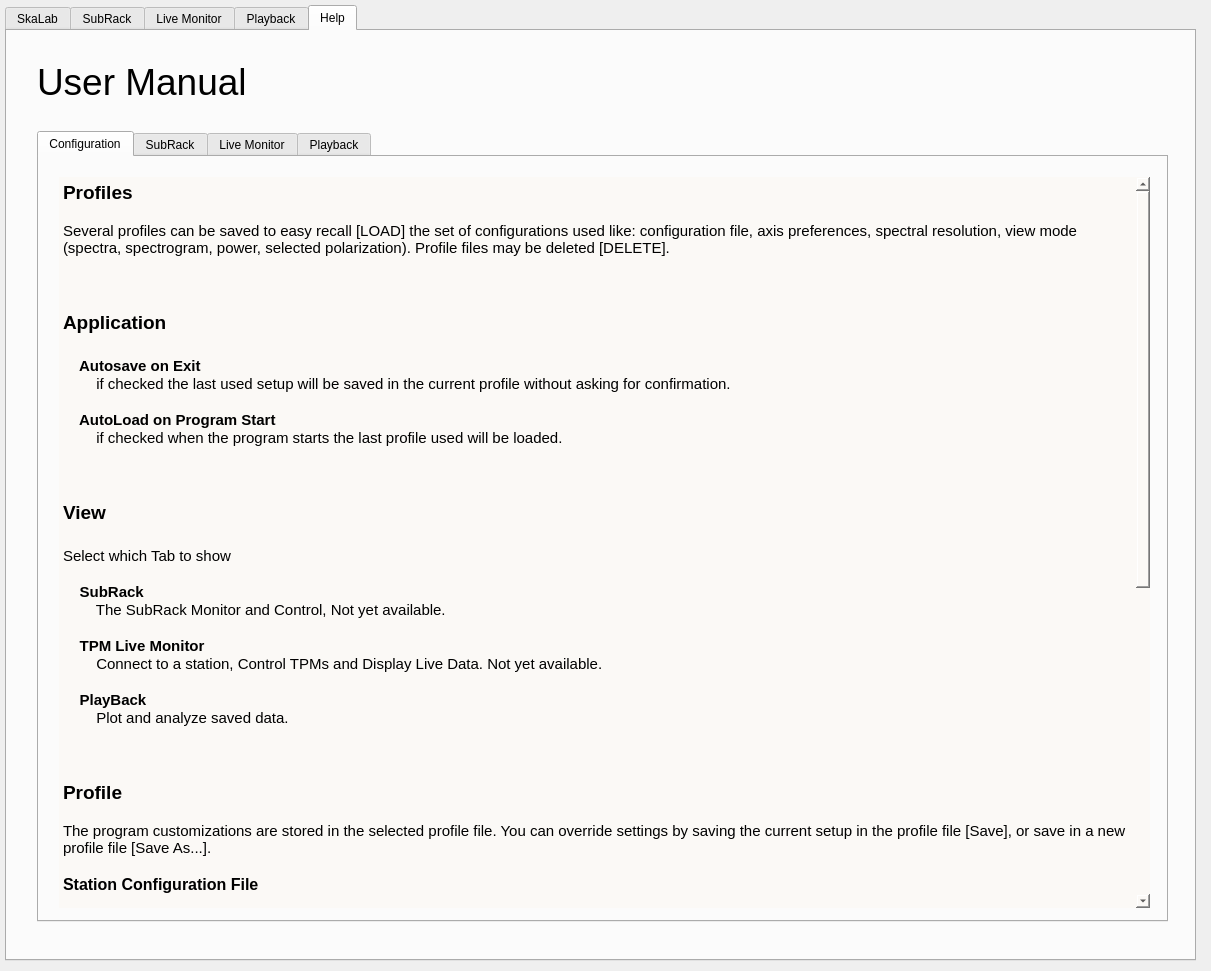
amattana/skalab, file skalab_main.ui: the form before one commit.
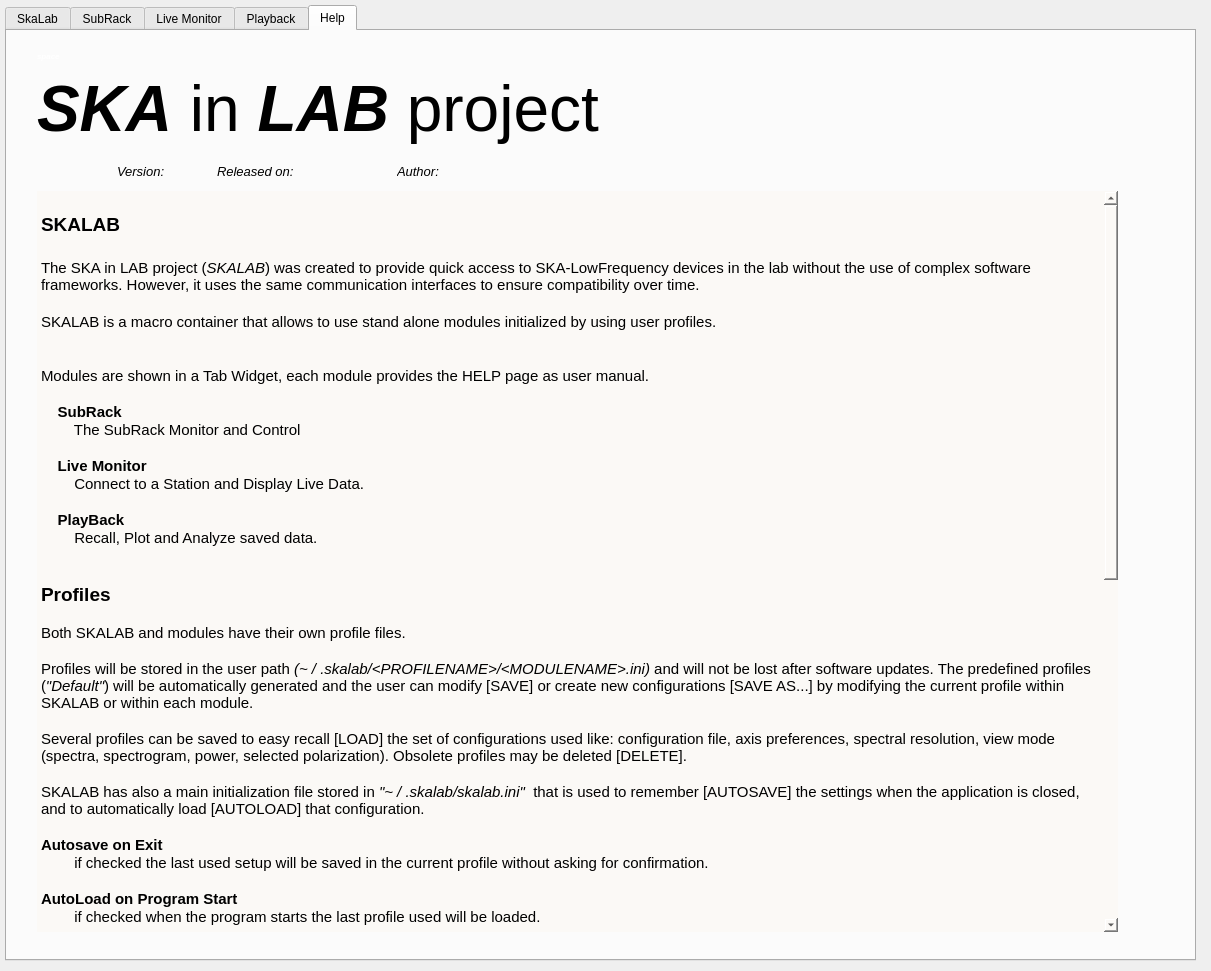
The form after the commit. The open tabs and pages were chosen to show the change.

Commit message: Adding some help info

Patch:
```diff
--- a/skalab_main.ui
+++ b/skalab_main.ui
@@ -602,13 +602,13 @@
      <property name="geometry">
       <rect>
        <x>30</x>
-       <y>30</y>
-       <width>241</width>
-       <height>71</height>
+       <y>20</y>
+       <width>591</width>
+       <height>111</height>
       </rect>
      </property>
      <property name="text">
-      <string>&lt;html&gt;&lt;head/&gt;&lt;body&gt;&lt;p&gt;&lt;span style=&quot; font-size:28pt;&quot;&gt;User Manual&lt;/span&gt;&lt;/p&gt;&lt;p&gt;&lt;br/&gt;&lt;/p&gt;&lt;/body&gt;&lt;/html&gt;</string>
+      <string>&lt;html&gt;&lt;head/&gt;&lt;body&gt;&lt;p&gt;&lt;span style=&quot; font-size:6pt; font-weight:600; font-style:italic; color:#ffffff;&quot;&gt;space &lt;/span&gt;&lt;/p&gt;&lt;p&gt;&lt;span style=&quot; font-size:48pt; font-weight:600; font-style:italic;&quot;&gt;SKA&lt;/span&gt;&lt;span style=&quot; font-size:48pt;&quot;&gt; in &lt;/span&gt;&lt;span style=&quot; font-size:48pt; font-weight:600; font-style:italic;&quot;&gt;LAB&lt;/span&gt;&lt;span style=&quot; font-size:48pt;&quot;&gt; project&lt;/span&gt;&lt;/p&gt;&lt;/body&gt;&lt;/html&gt;</string>
      </property>
      <property name="textFormat">
       <enum>Qt::AutoText</enum>
@@ -620,29 +620,13 @@
       <bool>false</bool>
      </property>
     </widget>
-    <widget class="QTabWidget" name="qtab_help">
-     <property name="geometry">
-      <rect>
-       <x>30</x>
-       <y>100</y>
-       <width>1131</width>
-       <height>791</height>
-      </rect>
-     </property>
-     <property name="currentIndex">
-      <number>0</number>
-     </property>
-     <widget class="QWidget" name="qtab_help_conf">
-      <attribute name="title">
-       <string>Configuration</string>
-      </attribute>
       <widget class="QTextEdit" name="textEdit">
        <property name="geometry">
         <rect>
-         <x>20</x>
-         <y>20</y>
-         <width>1091</width>
-         <height>731</height>
+       <x>30</x>
+       <y>160</y>
+       <width>1081</width>
+       <height>741</height>
         </rect>
        </property>
        <property name="autoFillBackground">
@@ -659,48 +643,53 @@
 &lt;html&gt;&lt;head&gt;&lt;meta name=&quot;qrichtext&quot; content=&quot;1&quot; /&gt;&lt;style type=&quot;text/css&quot;&gt;
 p, li { white-space: pre-wrap; }
 &lt;/style&gt;&lt;/head&gt;&lt;body style=&quot; font-family:'Ubuntu'; font-size:11pt; font-weight:400; font-style:normal;&quot;&gt;
+&lt;p style=&quot;-qt-paragraph-type:empty; margin-top:0px; margin-bottom:0px; margin-left:0px; margin-right:0px; -qt-block-indent:0; text-indent:0px;&quot;&gt;&lt;br /&gt;&lt;/p&gt;
+&lt;p style=&quot; margin-top:0px; margin-bottom:0px; margin-left:0px; margin-right:0px; -qt-block-indent:0; text-indent:0px;&quot;&gt;&lt;span style=&quot; font-size:14pt; font-weight:600;&quot;&gt;SKALAB&lt;/span&gt;&lt;/p&gt;
+&lt;p style=&quot;-qt-paragraph-type:empty; margin-top:0px; margin-bottom:0px; margin-left:0px; margin-right:0px; -qt-block-indent:0; text-indent:0px; font-size:14pt; font-weight:600;&quot;&gt;&lt;br /&gt;&lt;/p&gt;
+&lt;p style=&quot; margin-top:0px; margin-bottom:0px; margin-left:0px; margin-right:0px; -qt-block-indent:0; text-indent:0px;&quot;&gt;The&lt;span style=&quot; font-style:italic;&quot;&gt; &lt;/span&gt;SKA in LAB project&lt;span style=&quot; font-style:italic;&quot;&gt; &lt;/span&gt;(&lt;span style=&quot; font-style:italic;&quot;&gt;SKALAB&lt;/span&gt;) was created to provide quick access to SKA-LowFrequency devices in the lab without the use of complex software frameworks. However, it uses the same communication interfaces to ensure compatibility over time.&lt;/p&gt;
+&lt;p style=&quot;-qt-paragraph-type:empty; margin-top:0px; margin-bottom:0px; margin-left:0px; margin-right:0px; -qt-block-indent:0; text-indent:0px; font-size:12pt; font-weight:600;&quot;&gt;&lt;br /&gt;&lt;/p&gt;
+&lt;p style=&quot; margin-top:0px; margin-bottom:0px; margin-left:0px; margin-right:0px; -qt-block-indent:0; text-indent:0px;&quot;&gt;SKALAB&lt;span style=&quot; font-weight:600;&quot;&gt; &lt;/span&gt;is a macro container that allows to use stand alone modules initialized by using user profiles.&lt;/p&gt;
+&lt;p style=&quot;-qt-paragraph-type:empty; margin-top:0px; margin-bottom:0px; margin-left:0px; margin-right:0px; -qt-block-indent:0; text-indent:0px;&quot;&gt;&lt;br /&gt;&lt;/p&gt;
+&lt;p style=&quot;-qt-paragraph-type:empty; margin-top:0px; margin-bottom:0px; margin-left:0px; margin-right:0px; -qt-block-indent:0; text-indent:0px;&quot;&gt;&lt;br /&gt;&lt;/p&gt;
+&lt;p style=&quot; margin-top:0px; margin-bottom:0px; margin-left:0px; margin-right:0px; -qt-block-indent:0; text-indent:0px;&quot;&gt;Modules are shown in a Tab Widget, each module provides the HELP page as user manual.&lt;/p&gt;
+&lt;p style=&quot;-qt-paragraph-type:empty; margin-top:0px; margin-bottom:0px; margin-left:0px; margin-right:0px; -qt-block-indent:0; text-indent:0px;&quot;&gt;&lt;br /&gt;&lt;/p&gt;
+&lt;p style=&quot; margin-top:0px; margin-bottom:0px; margin-left:0px; margin-right:0px; -qt-block-indent:0; text-indent:0px;&quot;&gt;    &lt;span style=&quot; font-weight:600;&quot;&gt;SubRack&lt;/span&gt;&lt;/p&gt;
+&lt;p style=&quot; margin-top:0px; margin-bottom:0px; margin-left:0px; margin-right:0px; -qt-block-indent:0; text-indent:0px;&quot;&gt;        The SubRack Monitor and Control&lt;/p&gt;
+&lt;p style=&quot;-qt-paragraph-type:empty; margin-top:0px; margin-bottom:0px; margin-left:0px; margin-right:0px; -qt-block-indent:0; text-indent:0px;&quot;&gt;&lt;br /&gt;&lt;/p&gt;
+&lt;p style=&quot; margin-top:0px; margin-bottom:0px; margin-left:0px; margin-right:0px; -qt-block-indent:0; text-indent:0px;&quot;&gt;&lt;span style=&quot; font-weight:600;&quot;&gt;    Live Monitor&lt;/span&gt;&lt;/p&gt;
+&lt;p style=&quot; margin-top:0px; margin-bottom:0px; margin-left:0px; margin-right:0px; -qt-block-indent:0; text-indent:0px;&quot;&gt;        Connect to a Station and Display Live Data.&lt;/p&gt;
+&lt;p style=&quot;-qt-paragraph-type:empty; margin-top:0px; margin-bottom:0px; margin-left:0px; margin-right:0px; -qt-block-indent:0; text-indent:0px;&quot;&gt;&lt;br /&gt;&lt;/p&gt;
+&lt;p style=&quot; margin-top:0px; margin-bottom:0px; margin-left:0px; margin-right:0px; -qt-block-indent:0; text-indent:0px;&quot;&gt;    &lt;span style=&quot; font-weight:600;&quot;&gt;PlayBack&lt;/span&gt;&lt;/p&gt;
+&lt;p style=&quot; margin-top:0px; margin-bottom:0px; margin-left:0px; margin-right:0px; -qt-block-indent:0; text-indent:0px;&quot;&gt;        Recall, Plot and Analyze saved data.&lt;/p&gt;
+&lt;p style=&quot;-qt-paragraph-type:empty; margin-top:0px; margin-bottom:0px; margin-left:0px; margin-right:0px; -qt-block-indent:0; text-indent:0px;&quot;&gt;&lt;br /&gt;&lt;/p&gt;
+&lt;p style=&quot;-qt-paragraph-type:empty; margin-top:0px; margin-bottom:0px; margin-left:0px; margin-right:0px; -qt-block-indent:0; text-indent:0px;&quot;&gt;&lt;br /&gt;&lt;/p&gt;
 &lt;p style=&quot; margin-top:0px; margin-bottom:0px; margin-left:0px; margin-right:0px; -qt-block-indent:0; text-indent:0px;&quot;&gt;&lt;span style=&quot; font-size:14pt; font-weight:600;&quot;&gt;Profiles&lt;/span&gt;&lt;span style=&quot; font-weight:600;&quot;&gt; &lt;/span&gt;&lt;/p&gt;
 &lt;p style=&quot;-qt-paragraph-type:empty; margin-top:0px; margin-bottom:0px; margin-left:0px; margin-right:0px; -qt-block-indent:0; text-indent:0px; font-weight:600;&quot;&gt;&lt;br /&gt;&lt;/p&gt;
-&lt;p style=&quot; margin-top:0px; margin-bottom:0px; margin-left:0px; margin-right:0px; -qt-block-indent:0; text-indent:0px;&quot;&gt;Several profiles can be saved to easy recall [LOAD] the set of configurations used like: configuration file, axis preferences, spectral resolution, view mode (spectra, spectrogram, power, selected polarization). Profile files may be deleted [DELETE].&lt;/p&gt;
+&lt;p style=&quot; margin-top:0px; margin-bottom:0px; margin-left:0px; margin-right:0px; -qt-block-indent:0; text-indent:0px;&quot;&gt;Both SKALAB and modules have their own profile files.&lt;/p&gt;
 &lt;p style=&quot;-qt-paragraph-type:empty; margin-top:0px; margin-bottom:0px; margin-left:0px; margin-right:0px; -qt-block-indent:0; text-indent:0px;&quot;&gt;&lt;br /&gt;&lt;/p&gt;
+&lt;p style=&quot; margin-top:0px; margin-bottom:0px; margin-left:0px; margin-right:0px; -qt-block-indent:0; text-indent:0px;&quot;&gt;Profiles will be stored in the user path &lt;span style=&quot; font-style:italic;&quot;&gt;(~ / .skalab/&amp;lt;PROFILENAME&amp;gt;/&amp;lt;MODULENAME&amp;gt;.ini)&lt;/span&gt; and will not be lost after software updates. The predefined profiles (&lt;span style=&quot; font-style:italic;&quot;&gt;&amp;quot;Default&amp;quot;&lt;/span&gt;) will be automatically generated and the user can modify [SAVE] or create new configurations [SAVE AS...] by modifying the current profile within SKALAB or within each module.&lt;/p&gt;
+&lt;p style=&quot;-qt-paragraph-type:empty; margin-top:0px; margin-bottom:0px; margin-left:0px; margin-right:0px; -qt-block-indent:0; text-indent:0px; font-weight:600;&quot;&gt;&lt;br /&gt;&lt;/p&gt;
+&lt;p style=&quot; margin-top:0px; margin-bottom:0px; margin-left:0px; margin-right:0px; -qt-block-indent:0; text-indent:0px;&quot;&gt;Several profiles can be saved to easy recall [LOAD] the set of configurations used like: configuration file, axis preferences, spectral resolution, view mode (spectra, spectrogram, power, selected polarization). Obsolete profiles may be deleted [DELETE].&lt;/p&gt;
 &lt;p style=&quot;-qt-paragraph-type:empty; margin-top:0px; margin-bottom:0px; margin-left:0px; margin-right:0px; -qt-block-indent:0; text-indent:0px;&quot;&gt;&lt;br /&gt;&lt;/p&gt;
+&lt;p style=&quot; margin-top:0px; margin-bottom:0px; margin-left:0px; margin-right:0px; -qt-block-indent:0; text-indent:0px;&quot;&gt;SKALAB has also a main initialization file stored in &lt;span style=&quot; font-style:italic;&quot;&gt;&amp;quot;~ / .skalab/skalab.ini&amp;quot; &lt;/span&gt; that is used to remember [AUTOSAVE] the settings when the application is closed, and to automatically load [AUTOLOAD] that configuration.&lt;/p&gt;
 &lt;p style=&quot;-qt-paragraph-type:empty; margin-top:0px; margin-bottom:0px; margin-left:0px; margin-right:0px; -qt-block-indent:0; text-indent:0px;&quot;&gt;&lt;br /&gt;&lt;/p&gt;
-&lt;p style=&quot; margin-top:0px; margin-bottom:0px; margin-left:0px; margin-right:0px; -qt-block-indent:0; text-indent:0px;&quot;&gt;&lt;span style=&quot; font-size:14pt; font-weight:600;&quot;&gt;Application&lt;/span&gt;&lt;/p&gt;
-&lt;p style=&quot;-qt-paragraph-type:empty; margin-top:0px; margin-bottom:0px; margin-left:0px; margin-right:0px; -qt-block-indent:0; text-indent:0px; font-size:14pt; font-weight:600;&quot;&gt;&lt;br /&gt;&lt;/p&gt;
-&lt;p style=&quot; margin-top:0px; margin-bottom:0px; margin-left:0px; margin-right:0px; -qt-block-indent:0; text-indent:0px;&quot;&gt;&lt;span style=&quot; font-weight:600;&quot;&gt;    Autosave on Exit&lt;/span&gt;&lt;/p&gt;
+&lt;p style=&quot; margin-top:0px; margin-bottom:0px; margin-left:0px; margin-right:0px; -qt-block-indent:0; text-indent:0px;&quot;&gt;&lt;span style=&quot; font-weight:600;&quot;&gt;Autosave on Exit&lt;/span&gt;&lt;/p&gt;
 &lt;p style=&quot; margin-top:0px; margin-bottom:0px; margin-left:0px; margin-right:0px; -qt-block-indent:0; text-indent:0px;&quot;&gt;        if checked the last used setup will be saved in the current profile without asking for confirmation.&lt;/p&gt;
 &lt;p style=&quot;-qt-paragraph-type:empty; margin-top:0px; margin-bottom:0px; margin-left:0px; margin-right:0px; -qt-block-indent:0; text-indent:0px;&quot;&gt;&lt;br /&gt;&lt;/p&gt;
-&lt;p style=&quot; margin-top:0px; margin-bottom:0px; margin-left:0px; margin-right:0px; -qt-block-indent:0; text-indent:0px;&quot;&gt;&lt;span style=&quot; font-weight:600;&quot;&gt;    AutoLoad on Program Start&lt;/span&gt;&lt;/p&gt;
+&lt;p style=&quot; margin-top:0px; margin-bottom:0px; margin-left:0px; margin-right:0px; -qt-block-indent:0; text-indent:0px;&quot;&gt;&lt;span style=&quot; font-weight:600;&quot;&gt;AutoLoad on Program Start&lt;/span&gt;&lt;/p&gt;
 &lt;p style=&quot; margin-top:0px; margin-bottom:0px; margin-left:0px; margin-right:0px; -qt-block-indent:0; text-indent:0px;&quot;&gt;        if checked when the program starts the last profile used will be loaded.&lt;/p&gt;
 &lt;p style=&quot;-qt-paragraph-type:empty; margin-top:0px; margin-bottom:0px; margin-left:0px; margin-right:0px; -qt-block-indent:0; text-indent:0px;&quot;&gt;&lt;br /&gt;&lt;/p&gt;
 &lt;p style=&quot;-qt-paragraph-type:empty; margin-top:0px; margin-bottom:0px; margin-left:0px; margin-right:0px; -qt-block-indent:0; text-indent:0px;&quot;&gt;&lt;br /&gt;&lt;/p&gt;
 &lt;p style=&quot;-qt-paragraph-type:empty; margin-top:0px; margin-bottom:0px; margin-left:0px; margin-right:0px; -qt-block-indent:0; text-indent:0px;&quot;&gt;&lt;br /&gt;&lt;/p&gt;
-&lt;p style=&quot; margin-top:0px; margin-bottom:0px; margin-left:0px; margin-right:0px; -qt-block-indent:0; text-indent:0px;&quot;&gt;&lt;span style=&quot; font-size:14pt; font-weight:600;&quot;&gt;View&lt;/span&gt;&lt;/p&gt;
-&lt;p style=&quot;-qt-paragraph-type:empty; margin-top:0px; margin-bottom:0px; margin-left:0px; margin-right:0px; -qt-block-indent:0; text-indent:0px; font-size:14pt; font-weight:600;&quot;&gt;&lt;br /&gt;&lt;/p&gt;
-&lt;p style=&quot; margin-top:0px; margin-bottom:0px; margin-left:0px; margin-right:0px; -qt-block-indent:0; text-indent:0px;&quot;&gt;Select which Tab to show&lt;/p&gt;
-&lt;p style=&quot;-qt-paragraph-type:empty; margin-top:0px; margin-bottom:0px; margin-left:0px; margin-right:0px; -qt-block-indent:0; text-indent:0px;&quot;&gt;&lt;br /&gt;&lt;/p&gt;
-&lt;p style=&quot; margin-top:0px; margin-bottom:0px; margin-left:0px; margin-right:0px; -qt-block-indent:0; text-indent:0px;&quot;&gt;    &lt;span style=&quot; font-weight:600;&quot;&gt;SubRack&lt;/span&gt;&lt;/p&gt;
-&lt;p style=&quot; margin-top:0px; margin-bottom:0px; margin-left:0px; margin-right:0px; -qt-block-indent:0; text-indent:0px;&quot;&gt;        The SubRack Monitor and Control, Not yet available.&lt;/p&gt;
-&lt;p style=&quot;-qt-paragraph-type:empty; margin-top:0px; margin-bottom:0px; margin-left:0px; margin-right:0px; -qt-block-indent:0; text-indent:0px;&quot;&gt;&lt;br /&gt;&lt;/p&gt;
-&lt;p style=&quot; margin-top:0px; margin-bottom:0px; margin-left:0px; margin-right:0px; -qt-block-indent:0; text-indent:0px;&quot;&gt;&lt;span style=&quot; font-weight:600;&quot;&gt;    TPM Live Monitor&lt;/span&gt;&lt;/p&gt;
-&lt;p style=&quot; margin-top:0px; margin-bottom:0px; margin-left:0px; margin-right:0px; -qt-block-indent:0; text-indent:0px;&quot;&gt;        Connect to a station, Control TPMs and Display Live Data. Not yet available.&lt;/p&gt;
-&lt;p style=&quot;-qt-paragraph-type:empty; margin-top:0px; margin-bottom:0px; margin-left:0px; margin-right:0px; -qt-block-indent:0; text-indent:0px;&quot;&gt;&lt;br /&gt;&lt;/p&gt;
-&lt;p style=&quot; margin-top:0px; margin-bottom:0px; margin-left:0px; margin-right:0px; -qt-block-indent:0; text-indent:0px;&quot;&gt;    &lt;span style=&quot; font-weight:600;&quot;&gt;PlayBack&lt;/span&gt;&lt;/p&gt;
-&lt;p style=&quot; margin-top:0px; margin-bottom:0px; margin-left:0px; margin-right:0px; -qt-block-indent:0; text-indent:0px;&quot;&gt;        Plot and analyze saved data.&lt;/p&gt;
-&lt;p style=&quot;-qt-paragraph-type:empty; margin-top:0px; margin-bottom:0px; margin-left:0px; margin-right:0px; -qt-block-indent:0; text-indent:0px;&quot;&gt;&lt;br /&gt;&lt;/p&gt;
-&lt;p style=&quot;-qt-paragraph-type:empty; margin-top:0px; margin-bottom:0px; margin-left:0px; margin-right:0px; -qt-block-indent:0; text-indent:0px;&quot;&gt;&lt;br /&gt;&lt;/p&gt;
-&lt;p style=&quot;-qt-paragraph-type:empty; margin-top:0px; margin-bottom:0px; margin-left:0px; margin-right:0px; -qt-block-indent:0; text-indent:0px;&quot;&gt;&lt;br /&gt;&lt;/p&gt;
-&lt;p style=&quot; margin-top:0px; margin-bottom:0px; margin-left:0px; margin-right:0px; -qt-block-indent:0; text-indent:0px;&quot;&gt;&lt;span style=&quot; font-size:14pt; font-weight:600;&quot;&gt;Profile&lt;/span&gt;&lt;/p&gt;
-&lt;p style=&quot;-qt-paragraph-type:empty; margin-top:0px; margin-bottom:0px; margin-left:0px; margin-right:0px; -qt-block-indent:0; text-indent:0px;&quot;&gt;&lt;br /&gt;&lt;/p&gt;
-&lt;p style=&quot; margin-top:0px; margin-bottom:0px; margin-left:0px; margin-right:0px; -qt-block-indent:0; text-indent:0px;&quot;&gt;The program customizations are stored in the selected profile file. You can override settings by saving the current setup in the profile file [Save], or save in a new profile file [Save As...].&lt;/p&gt;
-&lt;p style=&quot;-qt-paragraph-type:empty; margin-top:0px; margin-bottom:0px; margin-left:0px; margin-right:0px; -qt-block-indent:0; text-indent:0px;&quot;&gt;&lt;br /&gt;&lt;/p&gt;
-&lt;p style=&quot; margin-top:0px; margin-bottom:0px; margin-left:0px; margin-right:0px; -qt-block-indent:0; text-indent:0px;&quot;&gt;&lt;span style=&quot; font-size:12pt; font-weight:600;&quot;&gt;Station Configuration File&lt;/span&gt;&lt;/p&gt;
+&lt;p style=&quot; margin-top:0px; margin-bottom:0px; margin-left:0px; margin-right:0px; -qt-block-indent:0; text-indent:0px;&quot;&gt;&lt;span style=&quot; font-size:14pt; font-weight:600;&quot;&gt;Station Configuration&lt;/span&gt;&lt;/p&gt;
 &lt;p style=&quot;-qt-paragraph-type:empty; margin-top:0px; margin-bottom:0px; margin-left:0px; margin-right:0px; -qt-block-indent:0; text-indent:0px; font-weight:600;&quot;&gt;&lt;br /&gt;&lt;/p&gt;
-&lt;p style=&quot; margin-top:0px; margin-bottom:0px; margin-left:0px; margin-right:0px; -qt-block-indent:0; text-indent:0px;&quot;&gt;This file load the station configuration. Most of the elements are just shown in the tables and not used by this software. Some of them are needed to know from which TPM data is taken. &lt;/p&gt;
+&lt;p style=&quot; margin-top:0px; margin-bottom:0px; margin-left:0px; margin-right:0px; -qt-block-indent:0; text-indent:0px;&quot;&gt;AAVS-SYSTEM allows to interact to a single TPM board (Tile) or to a set of board forming a STATION. How the station will be formed and configured is defined in a YAML file.&lt;/p&gt;
 &lt;p style=&quot;-qt-paragraph-type:empty; margin-top:0px; margin-bottom:0px; margin-left:0px; margin-right:0px; -qt-block-indent:0; text-indent:0px;&quot;&gt;&lt;br /&gt;&lt;/p&gt;
-&lt;p style=&quot; margin-top:0px; margin-bottom:0px; margin-left:0px; margin-right:0px; -qt-block-indent:0; text-indent:0px;&quot;&gt;You can choose a different config file [BROWSE] and load that configuration [SETUP].&lt;/p&gt;
+&lt;p style=&quot; margin-top:0px; margin-bottom:0px; margin-left:0px; margin-right:0px; -qt-block-indent:0; text-indent:0px;&quot;&gt;SKALAB let the user to select [BROWSE] a configuration file, but not to modified it. The user needs to LOAD the configuration file to use it in SKALAB and in the Modules. However, the user can define some parameters overriding them.&lt;/p&gt;
 &lt;p style=&quot;-qt-paragraph-type:empty; margin-top:0px; margin-bottom:0px; margin-left:0px; margin-right:0px; -qt-block-indent:0; text-indent:0px;&quot;&gt;&lt;br /&gt;&lt;/p&gt;
-&lt;p style=&quot; margin-top:0px; margin-bottom:0px; margin-left:0px; margin-right:0px; -qt-block-indent:0; text-indent:0px;&quot;&gt;While the TPMs forming the station are defined here, It is not guaranteed that stored data has been taken by using all the parameters found in this initialization setup, this is just the configuration of the station initialization (some parameters might be changed by direct commands). The metadata stored in the HDF5 output files may help.&lt;/p&gt;
+&lt;p style=&quot;-qt-paragraph-type:empty; margin-top:0px; margin-bottom:0px; margin-left:0px; margin-right:0px; -qt-block-indent:0; text-indent:0px;&quot;&gt;&lt;br /&gt;&lt;/p&gt;
+&lt;p style=&quot;-qt-paragraph-type:empty; margin-top:0px; margin-bottom:0px; margin-left:0px; margin-right:0px; -qt-block-indent:0; text-indent:0px;&quot;&gt;&lt;br /&gt;&lt;/p&gt;
+&lt;p style=&quot; margin-top:0px; margin-bottom:0px; margin-left:0px; margin-right:0px; -qt-block-indent:0; text-indent:0px;&quot;&gt;The metadata stored in the HDF5 output files may help.&lt;/p&gt;
 &lt;p style=&quot;-qt-paragraph-type:empty; margin-top:0px; margin-bottom:0px; margin-left:0px; margin-right:0px; -qt-block-indent:0; text-indent:0px;&quot;&gt;&lt;br /&gt;&lt;/p&gt;
 &lt;p style=&quot;-qt-paragraph-type:empty; margin-top:0px; margin-bottom:0px; margin-left:0px; margin-right:0px; -qt-block-indent:0; text-indent:0px;&quot;&gt;&lt;br /&gt;&lt;/p&gt;
 &lt;p style=&quot; margin-top:0px; margin-bottom:0px; margin-left:0px; margin-right:0px; -qt-block-indent:0; text-indent:0px;&quot;&gt;&lt;span style=&quot; font-weight:600;&quot;&gt;Bitfile&lt;/span&gt;&lt;/p&gt;
@@ -726,112 +715,81 @@
 &lt;p style=&quot;-qt-paragraph-type:empty; margin-top:0px; margin-bottom:0px; margin-left:0px; margin-right:0px; -qt-block-indent:0; text-indent:0px;&quot;&gt;&lt;br /&gt;&lt;/p&gt;&lt;/body&gt;&lt;/html&gt;</string>
        </property>
       </widget>
-     </widget>
-     <widget class="QWidget" name="qtab_help_subrack">
-      <attribute name="title">
-       <string>SubRack</string>
-      </attribute>
-      <widget class="QTextEdit" name="textEdit_3">
+    <widget class="QWidget" name="qwpics_help" native="true">
+     <property name="geometry">
+      <rect>
+       <x>620</x>
+       <y>10</y>
+       <width>491</width>
+       <height>122</height>
+      </rect>
+     </property>
+    </widget>
+    <widget class="QLabel" name="qlabel_sw_version">
        <property name="geometry">
         <rect>
-         <x>20</x>
-         <y>20</y>
-         <width>1091</width>
-         <height>731</height>
-        </rect>
-       </property>
-       <property name="autoFillBackground">
-        <bool>false</bool>
-       </property>
-       <property name="styleSheet">
-        <string notr="true">background-color: rgb(251, 249, 246);</string>
-       </property>
-       <property name="frameShape">
-        <enum>QFrame::NoFrame</enum>
-       </property>
-       <property name="html">
-        <string>&lt;!DOCTYPE HTML PUBLIC &quot;-//W3C//DTD HTML 4.0//EN&quot; &quot;http://www.w3.org/TR/REC-html40/strict.dtd&quot;&gt;
-&lt;html&gt;&lt;head&gt;&lt;meta name=&quot;qrichtext&quot; content=&quot;1&quot; /&gt;&lt;style type=&quot;text/css&quot;&gt;
-p, li { white-space: pre-wrap; }
-&lt;/style&gt;&lt;/head&gt;&lt;body style=&quot; font-family:'Ubuntu'; font-size:11pt; font-weight:400; font-style:normal;&quot;&gt;
-&lt;p style=&quot; margin-top:0px; margin-bottom:0px; margin-left:0px; margin-right:0px; -qt-block-indent:0; text-indent:0px;&quot;&gt;&lt;span style=&quot; font-size:14pt; font-weight:600;&quot;&gt;SubRack&lt;/span&gt;&lt;/p&gt;
-&lt;p style=&quot;-qt-paragraph-type:empty; margin-top:0px; margin-bottom:0px; margin-left:0px; margin-right:0px; -qt-block-indent:0; text-indent:0px; font-size:14pt; font-weight:600;&quot;&gt;&lt;br /&gt;&lt;/p&gt;
-&lt;p style=&quot; margin-top:0px; margin-bottom:0px; margin-left:0px; margin-right:0px; -qt-block-indent:0; text-indent:0px;&quot;&gt;Not yet implemented &lt;/p&gt;
-&lt;p style=&quot;-qt-paragraph-type:empty; margin-top:0px; margin-bottom:0px; margin-left:0px; margin-right:0px; -qt-block-indent:0; text-indent:0px; font-weight:600;&quot;&gt;&lt;br /&gt;&lt;/p&gt;
-&lt;p style=&quot;-qt-paragraph-type:empty; margin-top:0px; margin-bottom:0px; margin-left:0px; margin-right:0px; -qt-block-indent:0; text-indent:0px;&quot;&gt;&lt;br /&gt;&lt;/p&gt;&lt;/body&gt;&lt;/html&gt;</string>
-       </property>
-      </widget>
-     </widget>
-     <widget class="QWidget" name="qtab_help_live">
-      <attribute name="title">
-       <string>Live Monitor</string>
-      </attribute>
-      <widget class="QTextEdit" name="textEdit_4">
+       <x>110</x>
+       <y>130</y>
+       <width>81</width>
+       <height>21</height>
+      </rect>
+     </property>
+     <property name="font">
+      <font>
+       <pointsize>10</pointsize>
+       <italic>true</italic>
+      </font>
+     </property>
+     <property name="text">
+      <string>Version: </string>
+     </property>
+     <property name="alignment">
+      <set>Qt::AlignLeading|Qt::AlignLeft|Qt::AlignVCenter</set>
+     </property>
+    </widget>
+    <widget class="QLabel" name="qlabel_sw_release">
        <property name="geometry">
         <rect>
-         <x>20</x>
-         <y>20</y>
-         <width>1091</width>
-         <height>731</height>
-        </rect>
-       </property>
-       <property name="autoFillBackground">
-        <bool>false</bool>
-       </property>
-       <property name="styleSheet">
-        <string notr="true">background-color: rgb(251, 249, 246);</string>
-       </property>
-       <property name="frameShape">
-        <enum>QFrame::NoFrame</enum>
-       </property>
-       <property name="html">
-        <string>&lt;!DOCTYPE HTML PUBLIC &quot;-//W3C//DTD HTML 4.0//EN&quot; &quot;http://www.w3.org/TR/REC-html40/strict.dtd&quot;&gt;
-&lt;html&gt;&lt;head&gt;&lt;meta name=&quot;qrichtext&quot; content=&quot;1&quot; /&gt;&lt;style type=&quot;text/css&quot;&gt;
-p, li { white-space: pre-wrap; }
-&lt;/style&gt;&lt;/head&gt;&lt;body style=&quot; font-family:'Ubuntu'; font-size:11pt; font-weight:400; font-style:normal;&quot;&gt;
-&lt;p style=&quot; margin-top:0px; margin-bottom:0px; margin-left:0px; margin-right:0px; -qt-block-indent:0; text-indent:0px;&quot;&gt;&lt;span style=&quot; font-size:14pt; font-weight:600;&quot;&gt;Live Monitor&lt;/span&gt;&lt;/p&gt;
-&lt;p style=&quot;-qt-paragraph-type:empty; margin-top:0px; margin-bottom:0px; margin-left:0px; margin-right:0px; -qt-block-indent:0; text-indent:0px; font-size:14pt; font-weight:600;&quot;&gt;&lt;br /&gt;&lt;/p&gt;
-&lt;p style=&quot; margin-top:0px; margin-bottom:0px; margin-left:0px; margin-right:0px; -qt-block-indent:0; text-indent:0px;&quot;&gt;Not yet implemented &lt;/p&gt;
-&lt;p style=&quot;-qt-paragraph-type:empty; margin-top:0px; margin-bottom:0px; margin-left:0px; margin-right:0px; -qt-block-indent:0; text-indent:0px; font-weight:600;&quot;&gt;&lt;br /&gt;&lt;/p&gt;
-&lt;p style=&quot;-qt-paragraph-type:empty; margin-top:0px; margin-bottom:0px; margin-left:0px; margin-right:0px; -qt-block-indent:0; text-indent:0px;&quot;&gt;&lt;br /&gt;&lt;/p&gt;&lt;/body&gt;&lt;/html&gt;</string>
-       </property>
-      </widget>
-     </widget>
-     <widget class="QWidget" name="qtab_help_playback">
-      <attribute name="title">
-       <string>Playback</string>
-      </attribute>
-      <widget class="QTextEdit" name="textEdit_5">
+       <x>210</x>
+       <y>130</y>
+       <width>161</width>
+       <height>21</height>
+      </rect>
+     </property>
+     <property name="font">
+      <font>
+       <pointsize>10</pointsize>
+       <italic>true</italic>
+      </font>
+     </property>
+     <property name="text">
+      <string>Released on: </string>
+     </property>
+     <property name="alignment">
+      <set>Qt::AlignLeading|Qt::AlignLeft|Qt::AlignVCenter</set>
+     </property>
+    </widget>
+    <widget class="QLabel" name="qlabel_sw_author">
        <property name="geometry">
         <rect>
-         <x>20</x>
-         <y>20</y>
-         <width>1091</width>
-         <height>731</height>
-        </rect>
-       </property>
-       <property name="autoFillBackground">
-        <bool>false</bool>
-       </property>
-       <property name="styleSheet">
-        <string notr="true">background-color: rgb(251, 249, 246);</string>
-       </property>
-       <property name="frameShape">
-        <enum>QFrame::NoFrame</enum>
-       </property>
-       <property name="html">
-        <string>&lt;!DOCTYPE HTML PUBLIC &quot;-//W3C//DTD HTML 4.0//EN&quot; &quot;http://www.w3.org/TR/REC-html40/strict.dtd&quot;&gt;
-&lt;html&gt;&lt;head&gt;&lt;meta name=&quot;qrichtext&quot; content=&quot;1&quot; /&gt;&lt;style type=&quot;text/css&quot;&gt;
-p, li { white-space: pre-wrap; }
-&lt;/style&gt;&lt;/head&gt;&lt;body style=&quot; font-family:'Ubuntu'; font-size:11pt; font-weight:400; font-style:normal;&quot;&gt;
-&lt;p style=&quot; margin-top:0px; margin-bottom:0px; margin-left:0px; margin-right:0px; -qt-block-indent:0; text-indent:0px;&quot;&gt;&lt;span style=&quot; font-size:14pt; font-weight:600;&quot;&gt;Playback&lt;/span&gt;&lt;/p&gt;
-&lt;p style=&quot;-qt-paragraph-type:empty; margin-top:0px; margin-bottom:0px; margin-left:0px; margin-right:0px; -qt-block-indent:0; text-indent:0px; font-size:14pt; font-weight:600;&quot;&gt;&lt;br /&gt;&lt;/p&gt;
-&lt;p style=&quot; margin-top:0px; margin-bottom:0px; margin-left:0px; margin-right:0px; -qt-block-indent:0; text-indent:0px;&quot;&gt;This tab allows to load HDF5 files to plot and analyze stored data.&lt;/p&gt;
-&lt;p style=&quot;-qt-paragraph-type:empty; margin-top:0px; margin-bottom:0px; margin-left:0px; margin-right:0px; -qt-block-indent:0; text-indent:0px; font-weight:600;&quot;&gt;&lt;br /&gt;&lt;/p&gt;
-&lt;p style=&quot;-qt-paragraph-type:empty; margin-top:0px; margin-bottom:0px; margin-left:0px; margin-right:0px; -qt-block-indent:0; text-indent:0px;&quot;&gt;&lt;br /&gt;&lt;/p&gt;&lt;/body&gt;&lt;/html&gt;</string>
-       </property>
-      </widget>
-     </widget>
+       <x>390</x>
+       <y>130</y>
+       <width>171</width>
+       <height>21</height>
+      </rect>
+     </property>
+     <property name="font">
+      <font>
+       <pointsize>10</pointsize>
+       <italic>true</italic>
+      </font>
+     </property>
+     <property name="text">
+      <string>Author: </string>
+     </property>
+     <property name="alignment">
+      <set>Qt::AlignLeading|Qt::AlignLeft|Qt::AlignVCenter</set>
+     </property>
     </widget>
    </widget>
   </widget>
```
Lines whose indentation alone changed are shown as unchanged. The commit also changes 4 other files.
